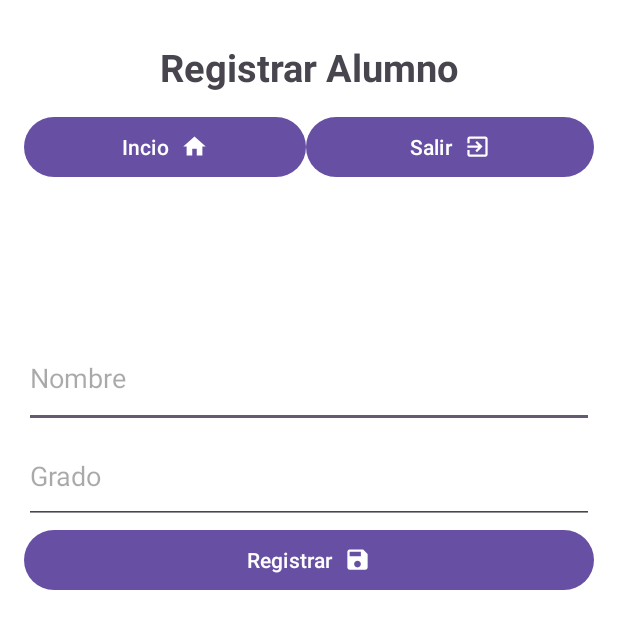
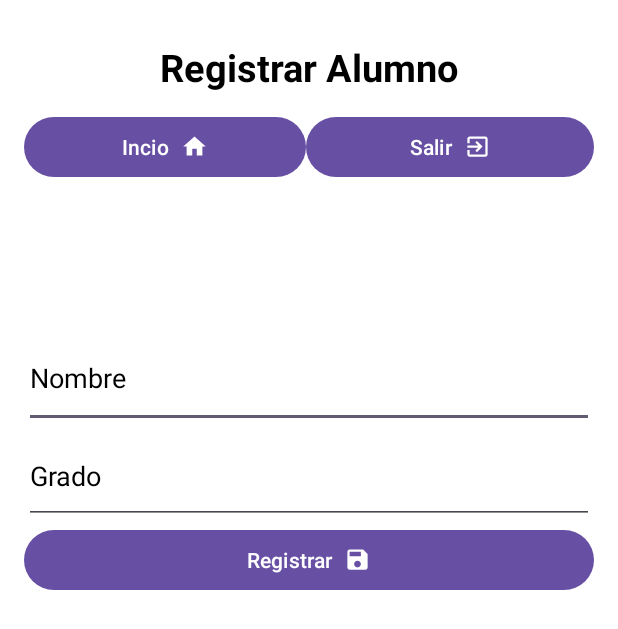
Before and after one commit to JuanhurtM/ProyectoFinalAndroid, an Android app: the RegistrarAlumnoActivity screen opened directly, with no data from a screen before it, on a phone screen of 412 x 824 dp. Shown: the top 629 px of the screen. Run offline under Robolectric (Android 15) with nearby library versions, the phone set to English and light mode, and no system bars; our stand-ins replace Firebase (no records; nobody signed in at launch, a user with empty details on screens opened directly).

Commit message:
Ajustes Front

```diff
--- a/app/src/main/java/com/local/proyectofinal/IndexActivity.java
+++ b/app/src/main/java/com/local/proyectofinal/IndexActivity.java
@@ -39,7 +39,6 @@ public class IndexActivity extends AppCompatActivity {
     Button BtnAlumno, BtnSalir, BtnListo, BtnLlegue, BtnCarril1, BtnCarril2, BtnCarril3;
     String nombrePadreLogin;
     TextView TextArea;
-
     ArrayList<String> nombresArray;
     ArrayList<String> gradosArray;
 
--- a/app/src/main/java/com/local/proyectofinal/RegistrarAlumnoActivity.java
+++ b/app/src/main/java/com/local/proyectofinal/RegistrarAlumnoActivity.java
@@ -30,7 +30,7 @@ public class RegistrarAlumnoActivity extends AppCompatActivity {
 
     TextView Text, TexArea;
     EditText EdtNombre, EdtGrado;
-    Button BtnRegistrar, BtnVolver;
+    Button BtnRegistrar, BtnVolver, BtnSalir;
 
     @SuppressLint("MissingInflatedId")
     @Override
@@ -48,18 +48,28 @@ public class RegistrarAlumnoActivity extends AppCompatActivity {
 
         BtnRegistrar = findViewById(R.id.btnRegUsuario);
         BtnVolver = findViewById(R.id.btnVolver);
+        BtnSalir = findViewById(R.id.button2);
 
         BtnRegistrar.setOnClickListener(view -> registrarAlumno(nombrePadre));
-        BtnVolver.setOnClickListener(view -> volver());
+        BtnVolver.setOnClickListener(view -> volver(nombrePadre));
+
 
 
     }
-    public void volver(){
+    public void volver(String padre){
 
         Intent i = new Intent(RegistrarAlumnoActivity.this , IndexActivity.class);
+        i.putExtra("padre", padre);
         startActivity(i);
         finish();
 
+    }
+
+    public void salir(){
+        Intent i = new Intent(RegistrarAlumnoActivity.this , MainActivity.class);
+
+        startActivity(i);
+        finish();
     }
 
     public void registrarAlumno( String NombrePadre) {
--- a/app/src/main/res/layout/activity_index.xml
+++ b/app/src/main/res/layout/activity_index.xml
@@ -29,6 +29,7 @@
             android:textSize="25sp"
             android:gravity="center"
             android:textStyle="bold"
+            android:textColor="@android:color/black"
             />
 
         <LinearLayout
@@ -119,7 +120,8 @@
             android:layout_width="match_parent"
             android:layout_height="185dp"
             android:text=""
-            android:textSize="20sp"/>
+            android:textSize="20sp"
+            android:textColor="@android:color/black"/>
 
     </LinearLayout>
 
--- a/app/src/main/res/layout/activity_registrar_alumno.xml
+++ b/app/src/main/res/layout/activity_registrar_alumno.xml
@@ -30,7 +30,8 @@
             android:text="Registrar Alumno"
             android:textSize="25sp"
             android:gravity="center"
-            android:textStyle="bold"/>
+            android:textStyle="bold"
+            android:textColor="@android:color/black"/>
 
         <LinearLayout
             android:layout_width="match_parent"
@@ -41,7 +42,7 @@
                 android:id="@+id/btnVolver"
                 android:layout_width="188dp"
                 android:layout_height="wrap_content"
-                android:onClick="Ir_A_Index"
+                android:onClick="volver"
                 android:text="Incio"
                 app:icon="@drawable/ic_home"
                 app:iconGravity="textEnd"/>
@@ -52,6 +53,7 @@
                 android:layout_height="wrap_content"
                 android:layout_weight="1"
                 android:text="Salir"
+                android:onClick="salir"
                 app:icon="@drawable/ic_exit"
                 app:iconGravity="textEnd" />
         </LinearLayout>
@@ -67,7 +69,9 @@
                 android:layout_height="66dp"
                 android:ems="10"
                 android:hint="Nombre"
-                android:inputType="text" />
+                android:inputType="text"
+                android:textColor="@android:color/black"
+                android:textColorHint="@android:color/black" />
 
             <EditText
                 android:id="@+id/editTextGrado"
@@ -75,7 +79,9 @@
                 android:layout_height="64dp"
                 android:ems="10"
                 android:hint="Grado"
-                android:inputType="text" />
+                android:inputType="text"
+                android:textColor="@android:color/black"
+                android:textColorHint="@android:color/black" />
 
             <Button
                 android:id="@+id/btnRegUsuario"
--- a/app/src/main/res/values/strings.xml
+++ b/app/src/main/res/values/strings.xml
@@ -1,3 +1,3 @@
 <resources>
-    <string name="app_name">ProyectoFinal</string>
+    <string name="app_name">Pick Safe</string>
 </resources>
```
Also changed, not shown: app/src/main/res/layout/activity_login.xml (+8 -3 lines), app/src/main/res/layout/activity_registrar.xml (+11 -0 lines).
